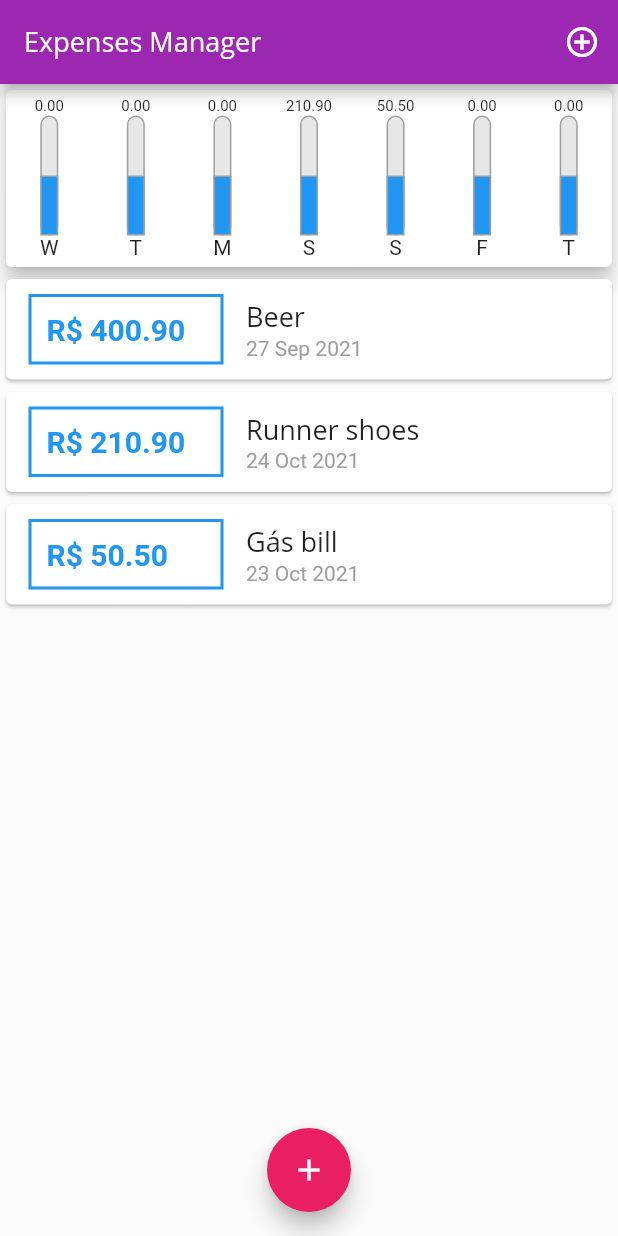
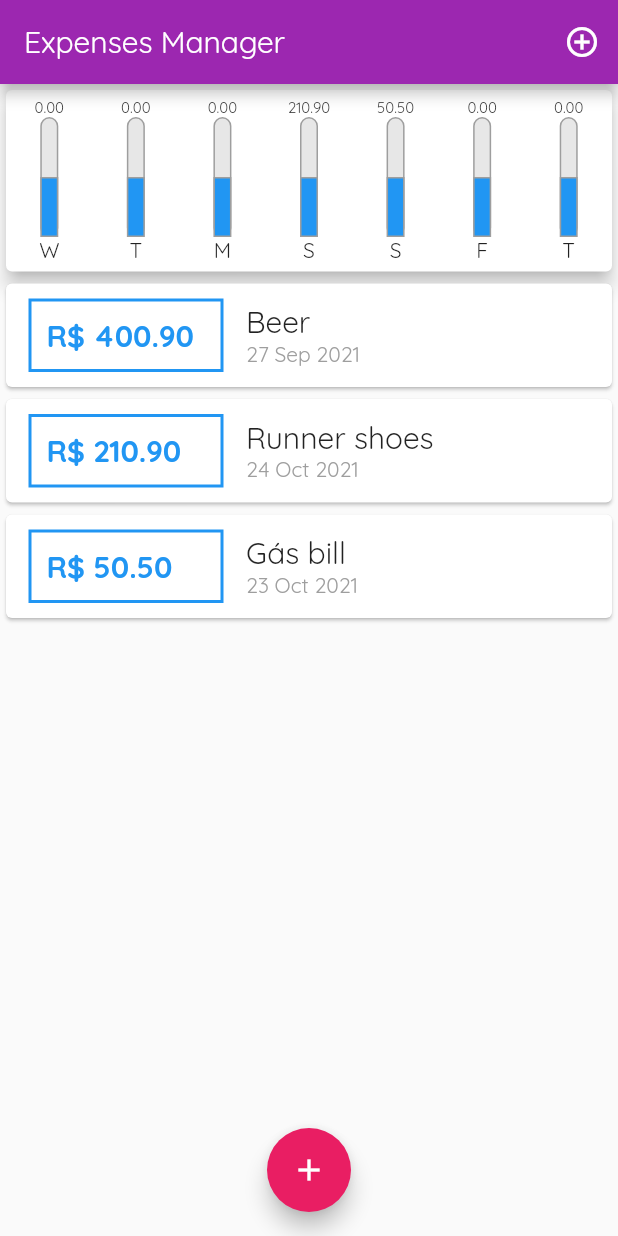
Before and after one commit to diegormb06/expenses_manager, a Flutter app: the screen it shows after launch, on a phone screen of 412 x 824 dp. Run offline on Flutter 3.47's test engine with Material 2 defaults, Android fonts, the phone set to English and light mode, and no system bars.

Commit message:
adjustments in Form component

```diff
--- a/lib/main.dart
+++ b/lib/main.dart
@@ -19,12 +19,6 @@ class ExpensesApp extends StatelessWidget {
           secondary: Colors.pink,
         ),
         fontFamily: 'Quicksand',
-        textTheme: ThemeData.light().textTheme.copyWith(
-              headline6: TextStyle(
-                fontFamily: 'OpenSans',
-                fontSize: 18,
-              ),
-            ),
       ),
     );
   }
```
